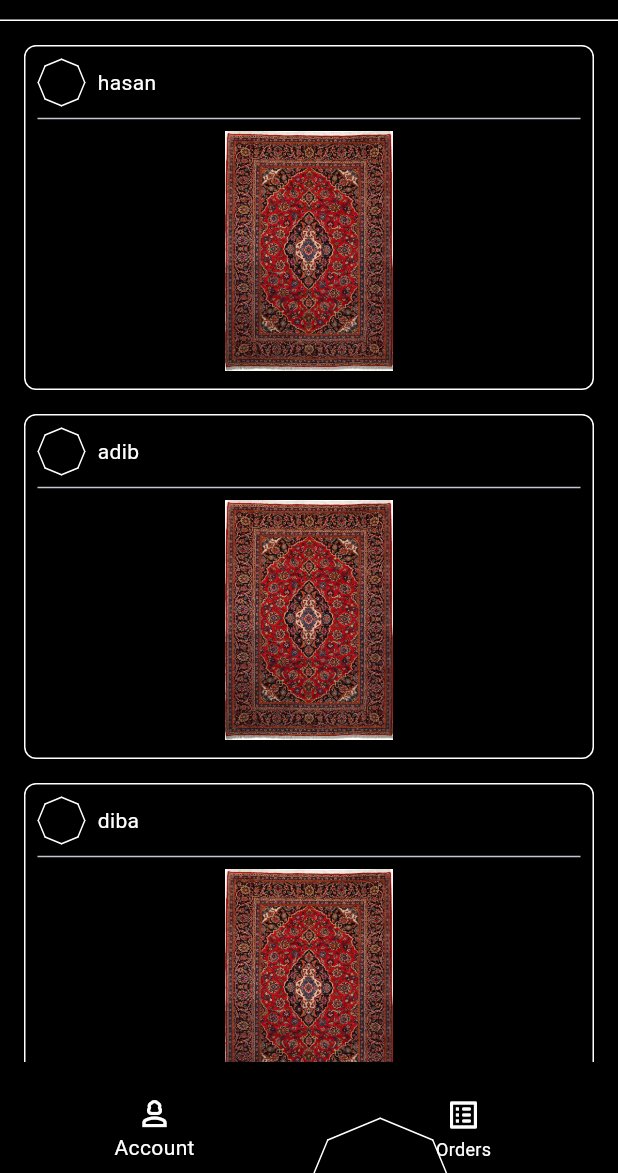
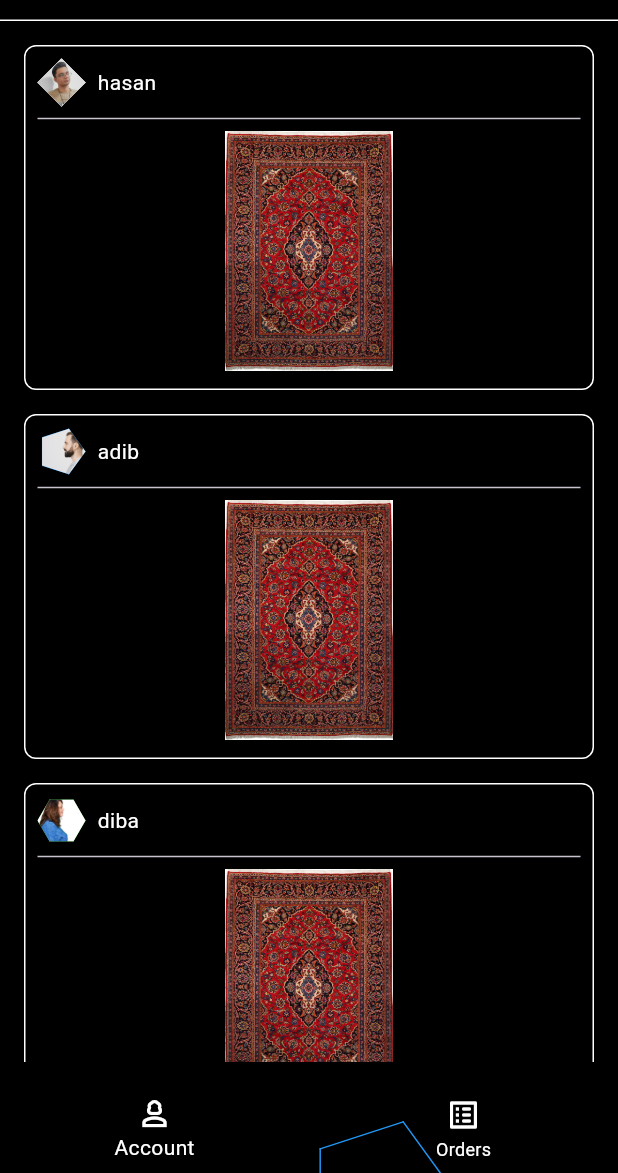
Before and after one commit to hasanm08/carpet, a Flutter app: the screen it shows after launch, on a phone screen of 412 x 824 dp, the part 63-1236 px from its top. Run offline on Flutter 3.47's test engine with Material 3 defaults, Android fonts, the phone set to English and light mode, and no system bars; our stand-ins replace lottie.

Commit message:
animated polygen added

```diff
--- a/lib/UI/Components/Clippers/octagon_clipper.dart
+++ b/lib/UI/Components/Clippers/octagon_clipper.dart
@@ -3,19 +3,15 @@ import 'dart:math';
 import 'package:flutter/material.dart';
 
 class OctagonClipper extends CustomClipper<Path> {
-  final int? side;
+  final int sides;
 
-  OctagonClipper({super.reclip, this.side});
+  OctagonClipper({super.reclip, required this.sides});
   @override
   Path getClip(Size size) {
     final path = Path();
     final center = Offset(size.width / 2, size.height / 2);
     final radius = (size.width - 0.0) / 2; // Adjust for potential stroke width
-    if (side != null) {
-      drawSide(side!, radius, center, path);
-      return path;
-    }
-    for (int i = 0; i <= 7; i++) {
+    for (int i = 0; i <= (sides - 1); i++) {
       drawSide(i, radius, center, path);
     }
 
@@ -24,7 +20,7 @@ class OctagonClipper extends CustomClipper<Path> {
   }
 
   void drawSide(int i, double radius, Offset center, Path path) {
-    final angle = (i / 8) * pi * 2;
+    final angle = (i / sides) * pi * 2;
     final offset = Offset(
       radius * cos(angle) + center.dx,
       radius * sin(angle) + center.dy,
--- a/lib/UI/Components/Painters/octagon_painter.dart
+++ b/lib/UI/Components/Painters/octagon_painter.dart
@@ -5,13 +5,13 @@ import 'package:flutter/material.dart';
 class OctagonPainter extends CustomPainter {
   final Color borderColor;
   final double strokeWidth;
-  final int? side;
+  final int sides;
 
 
   OctagonPainter({
     this.borderColor = Colors.indigo,
     this.strokeWidth = 1.0,
-    this.side,
+    required this.sides,
   });
 
   @override
@@ -25,19 +25,15 @@ class OctagonPainter extends CustomPainter {
     final center = Offset(size.width / 2, size.height / 2);
     final radius = (size.width - strokeWidth) / 2;
 
-// if (side != null) {
-//       drawSide(side!, radius, center, canvas, borderPaint);
-//       return;
-//     }
-    for (int i = 0; i <= 7; i++) {
+    for (int i = 0; i <= (sides - 1); i++) {
       drawSide(i, radius, center, canvas, borderPaint);
     }
   }
 
   void drawSide(
       int i, double radius, Offset center, Canvas canvas, Paint borderPaint) {
-    final angle = (i / 8) * pi * 2;
-    final angleAngle = ((i + 1) / 8) * pi * 2;
+    final angle = (i / sides) * pi * 2;
+    final angleAngle = ((i + 1) / sides) * pi * 2;
     final offset = Offset(
       radius * cos(angle) + center.dx,
       radius * sin(angle) + center.dy,
--- a/lib/UI/Components/liquid.dart
+++ b/lib/UI/Components/liquid.dart
@@ -43,7 +43,7 @@ class _LiquidState extends State<Liquid> {
             },
       child: Center(
         child: ClipPath(
-          clipper: OctagonClipper(),
+          clipper: OctagonClipper(sides: 8),
           child: AnimatedContainer(
             duration: const Duration(milliseconds: 2000),
             curve: Curves.elasticOut,
--- a/lib/UI/Components/octagon_item.dart
+++ b/lib/UI/Components/octagon_item.dart
@@ -3,16 +3,25 @@ import 'package:carpet/UI/Components/Painters/octagon_painter.dart';
 import 'package:flutter/material.dart';
 
 class OctagonItem extends StatelessWidget {
-  const OctagonItem({super.key, this.child, this.height, this.width});
+  const OctagonItem(
+      {super.key, this.child, this.height, this.width, required this.sides});
   final Widget? child;
   final double? height;
   final double? width;
+  final int sides;
   @override
   Widget build(BuildContext context) {
     return CustomPaint(
-      painter: OctagonPainter(borderColor: Colors.white, side: 0),
+      painter: OctagonPainter(
+          borderColor: [
+            Colors.white,
+            Colors.blue,
+            Colors.green,
+            Colors.pink
+          ][sides % 4],
+          sides: sides),
       child: ClipPath(
-          clipper: OctagonClipper(side: 0),
+          clipper: OctagonClipper(sides: sides),
           child: SizedBox(
             height: height,
             width: height,
--- a/lib/UI/Components/post_component.dart
+++ b/lib/UI/Components/post_component.dart
@@ -35,6 +35,7 @@ class _PostComponentState extends State<PostComponent> {
               OctagonItem(
                   height: 32,
                   width: 32,
+                  sides: (widget.index % 4) + 4,
                   child: Image.asset(
                     _images[widget.index].$2,
                     fit: BoxFit.cover,
--- /dev/null
+++ b/lib/UI/Widgets/animated_polygon.dart
@@ -0,0 +1,55 @@
+import 'package:carpet/UI/Components/octagon_item.dart';
+import 'package:flutter/material.dart';
+
+class AnimatedPolygon extends StatefulWidget {
+  const AnimatedPolygon(
+      {super.key, this.child, required this.height, this.width});
+  final Widget? child;
+
+  final double height;
+  final double? width;
+  @override
+  State<AnimatedPolygon> createState() => _AnimatedPolygonState();
+}
+
+class _AnimatedPolygonState extends State<AnimatedPolygon>
+    with TickerProviderStateMixin {
+  late AnimationController _animationController;
+  late Animation<double> _sidesAnimation;
+  @override
+  void initState() {
+    _animationController = AnimationController(
+      vsync: this,
+      duration: const Duration(milliseconds: 450 * 8),
+    );
+    _sidesAnimation =
+        Tween<double>(begin: 4.0, end: 12.0).animate(_animationController);
+    _animationController.repeat();
+
+    super.initState();
+  }
+
+  @override
+  void dispose() {
+    _animationController.dispose();
+    super.dispose();
+  }
+
+  @override
+  Widget build(BuildContext context) {
+    return AnimatedBuilder(
+        animation: _animationController,
+        builder: (context, _) {
+          return AnimatedContainer(
+            duration: const Duration(milliseconds: 370),
+            height: _sidesAnimation.value + widget.height,
+            child: OctagonItem(
+              height: widget.height,
+              width: widget.width,
+              sides: _sidesAnimation.value.round(),
+              child: widget.child,
+            ),
+          );
+        });
+  }
+}
--- a/lib/UI/Widgets/liquid_animation.dart
+++ b/lib/UI/Widgets/liquid_animation.dart
@@ -1,6 +1,6 @@
 import 'package:carpet/Blocs/liquid_bloc.dart';
 import 'package:carpet/UI/Components/liquid.dart';
-import 'package:carpet/UI/Components/octagon_item.dart';
+import 'package:carpet/UI/Widgets/animated_polygon.dart';
 import 'package:flutter/material.dart';
 import 'package:provider/provider.dart';
 
@@ -20,15 +20,26 @@ class LiquidAnimation extends StatelessWidget {
     return ChangeNotifierProvider<LiquidBloc>(
         create: (context) => LiquidBloc(),
         builder: (context, _) {
-          return const OctagonItem(
+          return const SizedBox(
             height: 100,
-            width: 10,
-            child: Icon(
+              width: 100,
+              child: AnimatedPolygon(
+                height: 100,
+                child: Icon(
               Icons.add,
               size: 30,
               color: Colors.white,
             ),
-          );
+              ));
+          // return const OctagonItem(
+          //   height: 100,
+          //   width: 10,
+          //   child: Icon(
+          //     Icons.add,
+          //     size: 30,
+          //     color: Colors.white,
+          //   ),
+          // );
           return Stack(
             alignment: Alignment.center,
             children: <Widget>[
```
